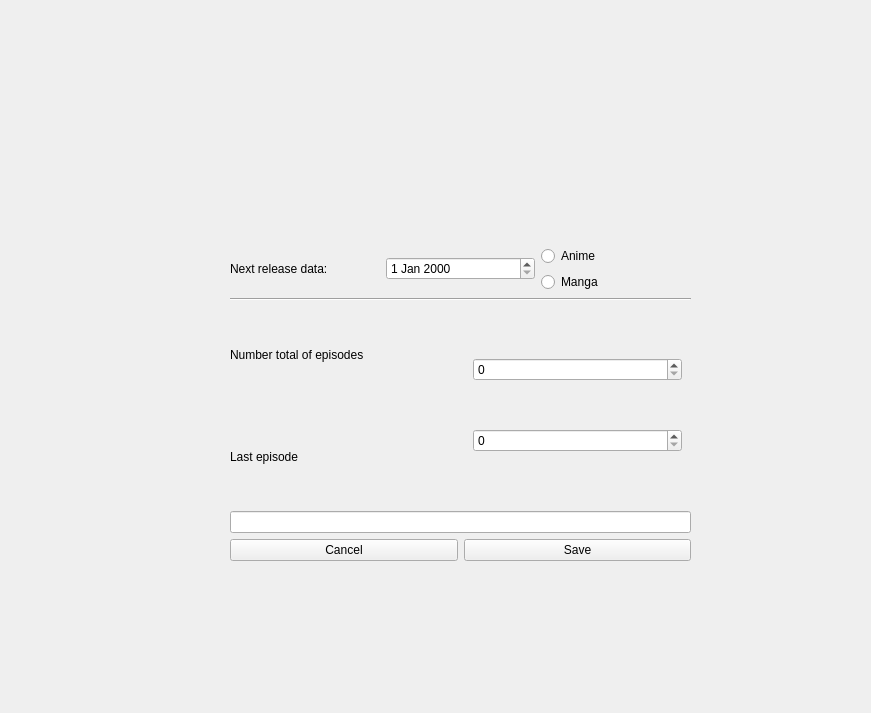
This is itemappendwindow.ui in BogdanBozga/QtProject-UnseenAp as Qt 5 draws it before an edit. The edited form follows.
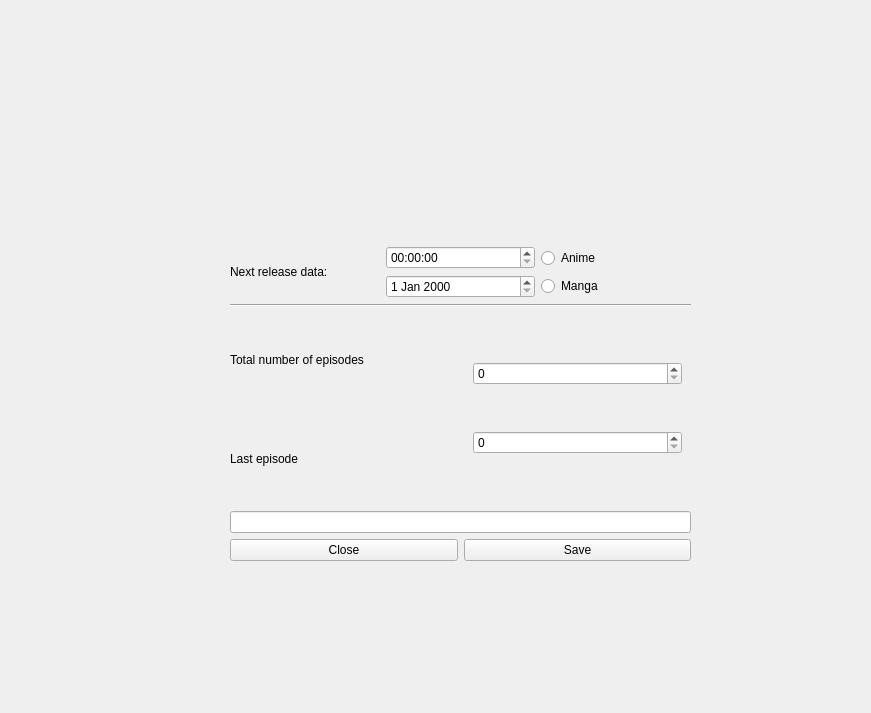
This is the edited form.

Diff of the .ui file:
```diff
--- a/itemappendwindow.ui
+++ b/itemappendwindow.ui
@@ -94,7 +94,14 @@
        </widget>
       </item>
       <item>
-       <widget class="QDateEdit" name="dateEdit"/>
+       <layout class="QVBoxLayout" name="verticalLayout_2">
+        <item>
+         <widget class="QTimeEdit" name="time"/>
+        </item>
+        <item>
+         <widget class="QDateEdit" name="date"/>
+        </item>
+       </layout>
       </item>
       <item>
        <layout class="QVBoxLayout" name="radioButton_layout">
@@ -130,7 +137,7 @@
         <item>
          <widget class="QLabel" name="label_ep_t">
           <property name="text">
-           <string>Number total of episodes</string>
+           <string>Total number of episodes</string>
           </property>
          </widget>
         </item>
@@ -169,7 +176,7 @@
       <item>
        <widget class="QPushButton" name="cancel_button">
         <property name="text">
-         <string>Cancel</string>
+         <string>Close</string>
         </property>
        </widget>
       </item>
```
